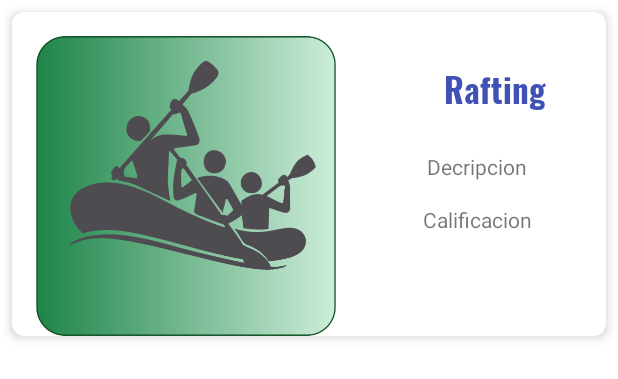
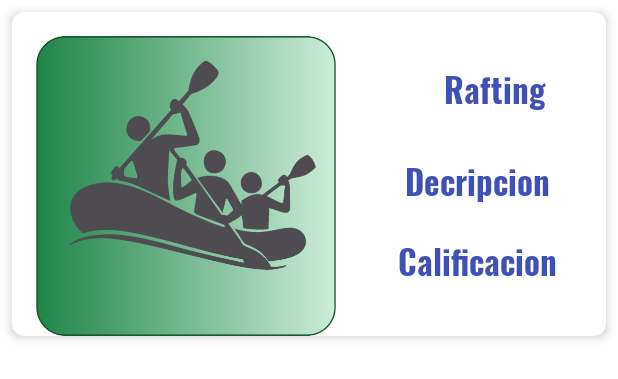
Before and after one commit to ingjjbr/appcreativemobile, an Android app: the layout card_view_poi_item.xml on its own in the app's theme, with its tools: preview values and no code run, on a phone screen of 412 x 824 dp. Shown: the top 379 px of the screen. Run offline under Robolectric (Android 15) with nearby library versions, the phone set to English and light mode, and no system bars; Roboto replaces fonts that are not available here.

Commit message:
Ajuste de codigo y diseño de estilos

```diff
--- a/app/src/main/res/layout/card_view_poi_item.xml
+++ b/app/src/main/res/layout/card_view_poi_item.xml
@@ -49,6 +49,7 @@
 
             <TextView
                 android:id="@+id/textViewdescripcion_al"
+                style="@style/DescripcionAventuraList"
                 android:layout_width="wrap_content"
                 android:layout_height="wrap_content"
                 android:layout_marginStart="8dp"
@@ -60,6 +61,7 @@
 
             <TextView
                 android:id="@+id/textViewcalificacion_al"
+                style="@style/CalificacionAventuraList"
                 android:layout_width="wrap_content"
                 android:layout_height="wrap_content"
                 android:layout_marginStart="8dp"
--- a/app/src/main/res/values/themes.xml
+++ b/app/src/main/res/values/themes.xml
@@ -19,6 +19,16 @@
         <item name="android:fontFamily">@font/oswald_bold</item>
         <item name="android:textColor">#3F51B5</item>
     </style>
+    <style name="DescripcionAventuraList">
+        <item name="android:textSize">22sp</item>
+        <item name="android:fontFamily">@font/oswald_bold</item>
+        <item name="android:textColor">#3F51B5</item>
+    </style>
+    <style name="CalificacionAventuraList">
+        <item name="android:textSize">22sp</item>
+        <item name="android:fontFamily">@font/oswald_bold</item>
+        <item name="android:textColor">#3F51B5</item>
+    </style>
 
 
 </resources>
```
Also changed, not shown: app/src/main/java/com/ancreandoideas/appdesdecero/ListPOIActivity.kt (+1 -23 lines).
